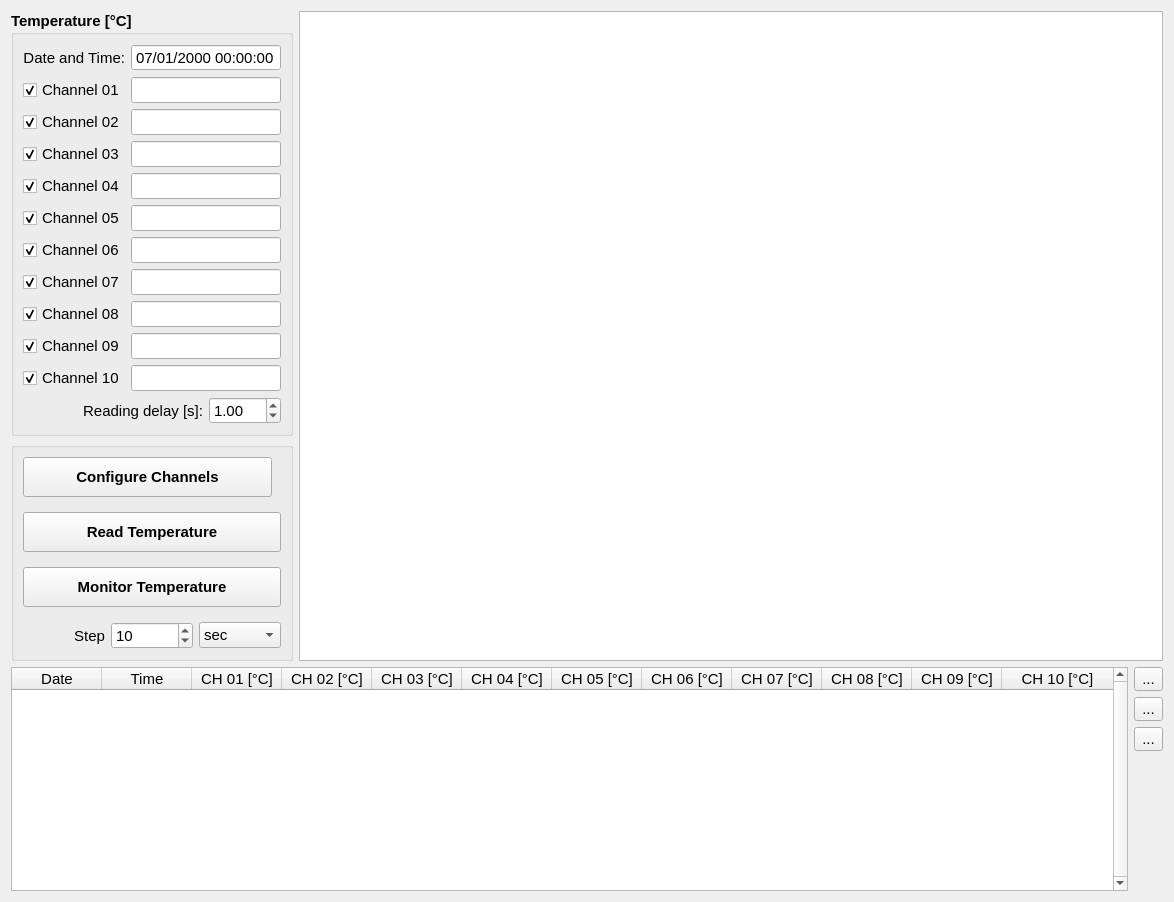
This is hallbench/gui/ui/temperaturewidget.ui in lnls-ima/hall-bench-control as Qt 5 draws it before an edit. The edited form follows.
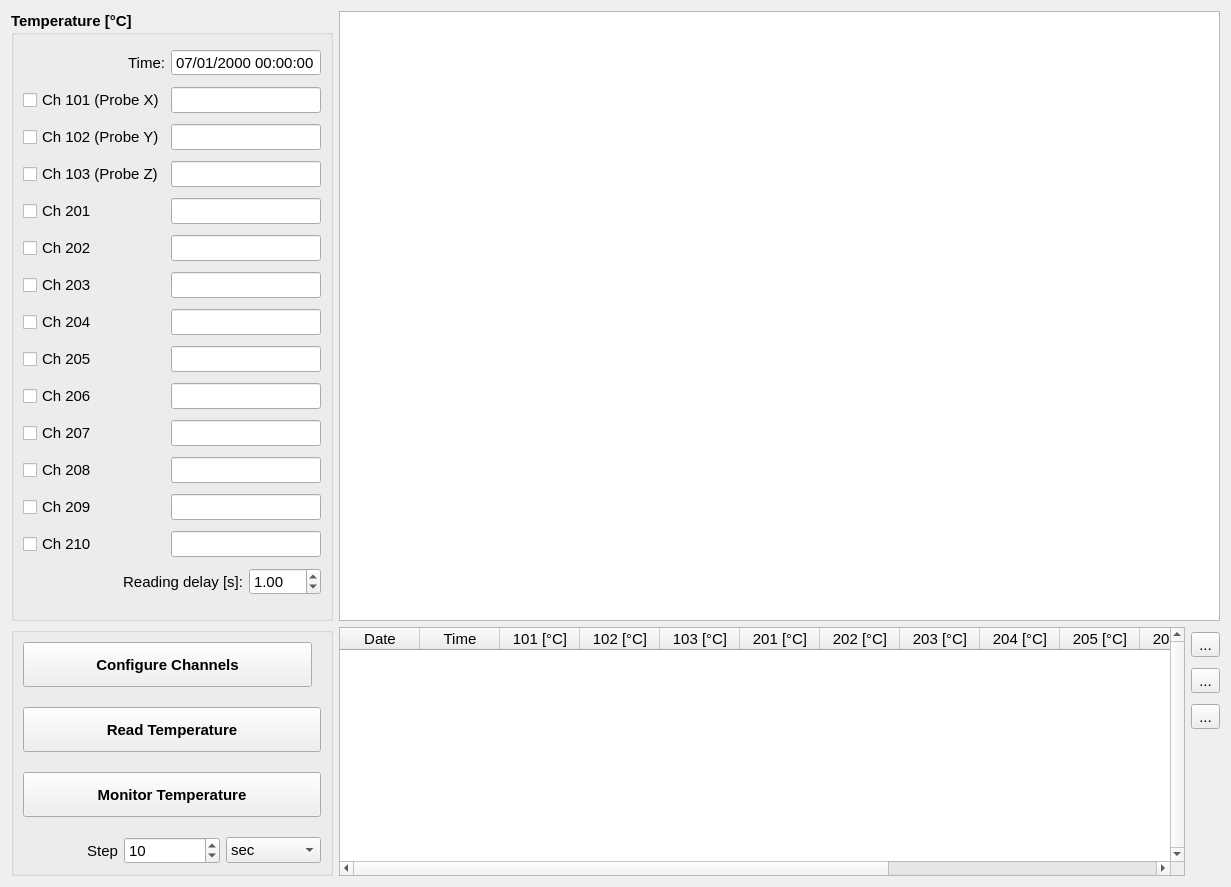
This is the edited form. Icons and pictures are not drawn. Custom widgets are drawn as their Qt base class.

Commit message: Change temperature channels and add option to fit measurement data

```diff
--- a/hallbench/gui/ui/temperaturewidget.ui
+++ b/hallbench/gui/ui/temperaturewidget.ui
@@ -6,7 +6,7 @@
    <rect>
     <x>0</x>
     <y>0</y>
-    <width>1174</width>
+    <width>1231</width>
     <height>887</height>
    </rect>
   </property>
@@ -37,6 +37,9 @@
       <string>Temperature [°C]</string>
      </property>
      <layout class="QGridLayout" name="gridLayout">
+      <property name="verticalSpacing">
+       <number>6</number>
+      </property>
       <item row="0" column="0">
        <widget class="QLabel" name="label">
         <property name="sizePolicy">
@@ -52,7 +55,7 @@
          </font>
         </property>
         <property name="text">
-         <string>Date and Time:</string>
+         <string>Time:</string>
         </property>
         <property name="alignment">
          <set>Qt::AlignRight|Qt::AlignTrailing|Qt::AlignVCenter</set>
@@ -101,10 +104,10 @@
          </font>
         </property>
         <property name="text">
-         <string>Channel 01</string>
+         <string>Ch 101 (Probe X)</string>
         </property>
         <property name="checked">
-         <bool>true</bool>
+         <bool>false</bool>
         </property>
        </widget>
       </item>
@@ -133,10 +136,10 @@
          </font>
         </property>
         <property name="text">
-         <string>Channel 02</string>
+         <string>Ch 102 (Probe Y)</string>
         </property>
         <property name="checked">
-         <bool>true</bool>
+         <bool>false</bool>
         </property>
        </widget>
       </item>
@@ -165,10 +168,10 @@
          </font>
         </property>
         <property name="text">
-         <string>Channel 03</string>
+         <string>Ch 103 (Probe Z)</string>
         </property>
         <property name="checked">
-         <bool>true</bool>
+         <bool>false</bool>
         </property>
        </widget>
       </item>
@@ -191,10 +194,10 @@
          </font>
         </property>
         <property name="text">
-         <string>Channel 04</string>
+         <string>Ch 201</string>
         </property>
         <property name="checked">
-         <bool>true</bool>
+         <bool>false</bool>
         </property>
        </widget>
       </item>
@@ -217,10 +220,10 @@
          </font>
         </property>
         <property name="text">
-         <string>Channel 05</string>
+         <string>Ch 202</string>
         </property>
         <property name="checked">
-         <bool>true</bool>
+         <bool>false</bool>
         </property>
        </widget>
       </item>
@@ -249,10 +252,10 @@
          </font>
         </property>
         <property name="text">
-         <string>Channel 06</string>
+         <string>Ch 203</string>
         </property>
         <property name="checked">
-         <bool>true</bool>
+         <bool>false</bool>
         </property>
        </widget>
       </item>
@@ -275,10 +278,10 @@
          </font>
         </property>
         <property name="text">
-         <string>Channel 07</string>
+         <string>Ch 204</string>
         </property>
         <property name="checked">
-         <bool>true</bool>
+         <bool>false</bool>
         </property>
        </widget>
       </item>
@@ -301,10 +304,10 @@
          </font>
         </property>
         <property name="text">
-         <string>Channel 08</string>
+         <string>Ch 205</string>
         </property>
         <property name="checked">
-         <bool>true</bool>
+         <bool>false</bool>
         </property>
        </widget>
       </item>
@@ -327,10 +330,10 @@
          </font>
         </property>
         <property name="text">
-         <string>Channel 09</string>
+         <string>Ch 206</string>
         </property>
         <property name="checked">
-         <bool>true</bool>
+         <bool>false</bool>
         </property>
        </widget>
       </item>
@@ -353,10 +356,10 @@
          </font>
         </property>
         <property name="text">
-         <string>Channel 10</string>
+         <string>Ch 207</string>
         </property>
         <property name="checked">
-         <bool>true</bool>
+         <bool>false</bool>
         </property>
        </widget>
       </item>
@@ -370,7 +373,85 @@
         </property>
        </widget>
       </item>
-      <item row="11" column="0" colspan="2">
+      <item row="11" column="0">
+       <widget class="QCheckBox" name="channel208_chb">
+        <property name="font">
+         <font>
+          <weight>50</weight>
+          <bold>false</bold>
+         </font>
+        </property>
+        <property name="text">
+         <string>Ch 208</string>
+        </property>
+        <property name="checked">
+         <bool>false</bool>
+        </property>
+       </widget>
+      </item>
+      <item row="11" column="1" colspan="2">
+       <widget class="QLineEdit" name="channel208_le">
+        <property name="font">
+         <font>
+          <weight>50</weight>
+          <bold>false</bold>
+         </font>
+        </property>
+       </widget>
+      </item>
+      <item row="12" column="0">
+       <widget class="QCheckBox" name="channel209_chb">
+        <property name="font">
+         <font>
+          <weight>50</weight>
+          <bold>false</bold>
+         </font>
+        </property>
+        <property name="text">
+         <string>Ch 209</string>
+        </property>
+        <property name="checked">
+         <bool>false</bool>
+        </property>
+       </widget>
+      </item>
+      <item row="12" column="1" colspan="2">
+       <widget class="QLineEdit" name="channel209_le">
+        <property name="font">
+         <font>
+          <weight>50</weight>
+          <bold>false</bold>
+         </font>
+        </property>
+       </widget>
+      </item>
+      <item row="13" column="0">
+       <widget class="QCheckBox" name="channel210_chb">
+        <property name="font">
+         <font>
+          <weight>50</weight>
+          <bold>false</bold>
+         </font>
+        </property>
+        <property name="text">
+         <string>Ch 210</string>
+        </property>
+        <property name="checked">
+         <bool>false</bool>
+        </property>
+       </widget>
+      </item>
+      <item row="13" column="1" colspan="2">
+       <widget class="QLineEdit" name="channel210_le">
+        <property name="font">
+         <font>
+          <weight>50</weight>
+          <bold>false</bold>
+         </font>
+        </property>
+       </widget>
+      </item>
+      <item row="14" column="0" colspan="2">
        <widget class="QLabel" name="label_2">
         <property name="font">
          <font>
@@ -386,7 +467,7 @@
         </property>
        </widget>
       </item>
-      <item row="11" column="2">
+      <item row="14" column="2">
        <widget class="QDoubleSpinBox" name="delay_sb">
         <property name="font">
          <font>
@@ -405,7 +486,7 @@
      </layout>
     </widget>
    </item>
-   <item row="0" column="1" rowspan="2">
+   <item row="0" column="1">
     <widget class="PlotWidget" name="temperature_pw">
      <property name="backgroundBrush">
       <brush brushstyle="NoBrush">
@@ -440,7 +521,7 @@
      </property>
      <layout class="QGridLayout" name="gridLayout_2">
       <property name="verticalSpacing">
-       <number>15</number>
+       <number>20</number>
       </property>
       <item row="0" column="0" colspan="3">
        <layout class="QHBoxLayout" name="horizontalLayout_2">
@@ -452,7 +533,7 @@
           <property name="minimumSize">
            <size>
             <width>0</width>
-            <height>40</height>
+            <height>45</height>
            </size>
           </property>
           <property name="font">
@@ -471,6 +552,9 @@
         </item>
         <item>
          <widget class="QLabel" name="configureled_la">
+          <property name="enabled">
+           <bool>false</bool>
+          </property>
           <property name="sizePolicy">
            <sizepolicy hsizetype="Fixed" vsizetype="Fixed">
             <horstretch>0</horstretch>
@@ -501,7 +585,7 @@
         <property name="minimumSize">
          <size>
           <width>0</width>
-          <height>40</height>
+          <height>45</height>
          </size>
         </property>
         <property name="font">
@@ -523,7 +607,7 @@
         <property name="minimumSize">
          <size>
           <width>0</width>
-          <height>40</height>
+          <height>45</height>
          </size>
         </property>
         <property name="font">
@@ -621,7 +705,7 @@
      </layout>
     </widget>
    </item>
-   <item row="2" column="0" colspan="2">
+   <item row="1" column="1">
     <layout class="QHBoxLayout" name="horizontalLayout">
      <item>
       <widget class="QTableWidget" name="temperature_ta">
@@ -659,13 +743,13 @@
         <bool>false</bool>
        </attribute>
        <attribute name="horizontalHeaderDefaultSectionSize">
-        <number>90</number>
+        <number>80</number>
        </attribute>
        <attribute name="horizontalHeaderHighlightSections">
         <bool>true</bool>
        </attribute>
        <attribute name="horizontalHeaderMinimumSectionSize">
-        <number>90</number>
+        <number>80</number>
        </attribute>
        <attribute name="horizontalHeaderStretchLastSection">
         <bool>true</bool>
@@ -685,52 +769,67 @@
        </column>
        <column>
         <property name="text">
-         <string>CH 01 [°C]</string>
+         <string>101 [°C]</string>
         </property>
        </column>
        <column>
         <property name="text">
-         <string>CH 02 [°C]</string>
+         <string>102 [°C]</string>
         </property>
        </column>
        <column>
         <property name="text">
-         <string>CH 03 [°C]</string>
+         <string>103 [°C]</string>
         </property>
        </column>
        <column>
         <property name="text">
-         <string>CH 04 [°C]</string>
+         <string>201 [°C]</string>
         </property>
        </column>
        <column>
         <property name="text">
-         <string>CH 05 [°C]</string>
+         <string>202 [°C]</string>
         </property>
        </column>
        <column>
         <property name="text">
-         <string>CH 06 [°C]</string>
+         <string>203 [°C]</string>
         </property>
        </column>
        <column>
         <property name="text">
-         <string>CH 07 [°C]</string>
+         <string>204 [°C]</string>
         </property>
        </column>
        <column>
         <property name="text">
-         <string>CH 08 [°C]</string>
+         <string>205 [°C]</string>
         </property>
        </column>
        <column>
         <property name="text">
-         <string>CH 09 [°C]</string>
+         <string>206 [°C]</string>
         </property>
        </column>
        <column>
         <property name="text">
-         <string>CH 10 [°C]</string>
+         <string>207 [°C]</string>
+        </property>
+       </column>
+       <column>
+        <property name="text">
+         <string>208 [°C]</string>
+        </property>
+       </column>
+       <column>
+        <property name="text">
+         <string>209 [°C]</string>
+        </property>
+       </column>
+       <column>
+        <property name="text">
+         <string>210 [°C]</string>
         </property>
        </column>
       </widget>
```
Left out of the diff: 40 changed lines with no effect on the pictures. The commit also changes 17 other files.
